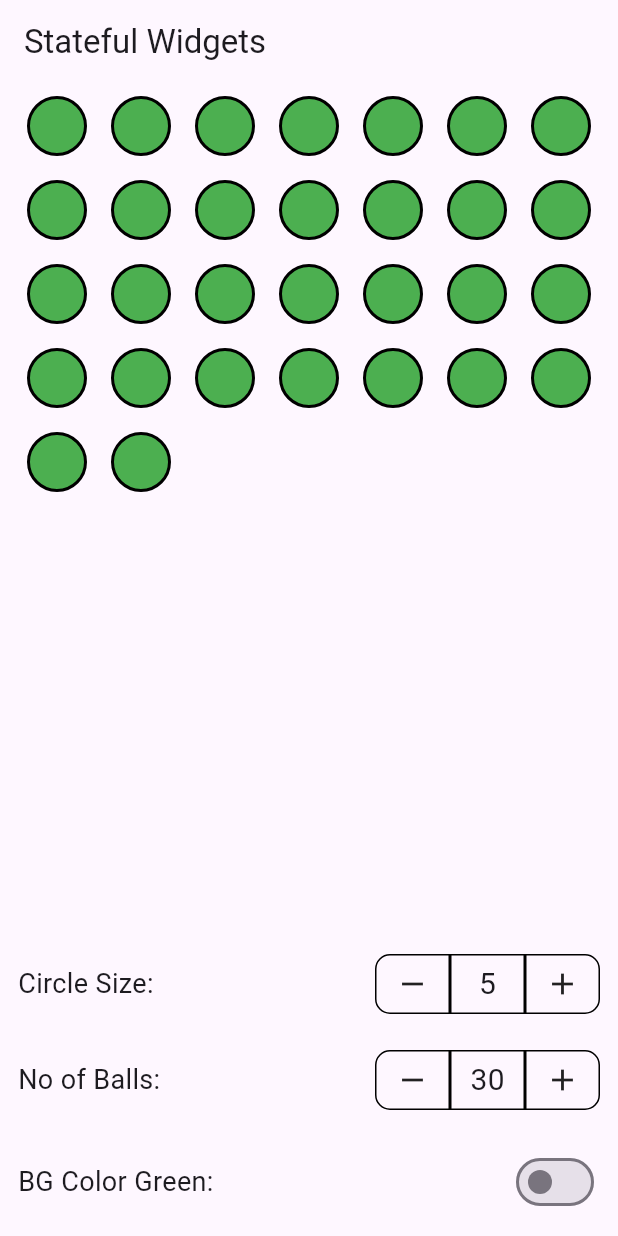
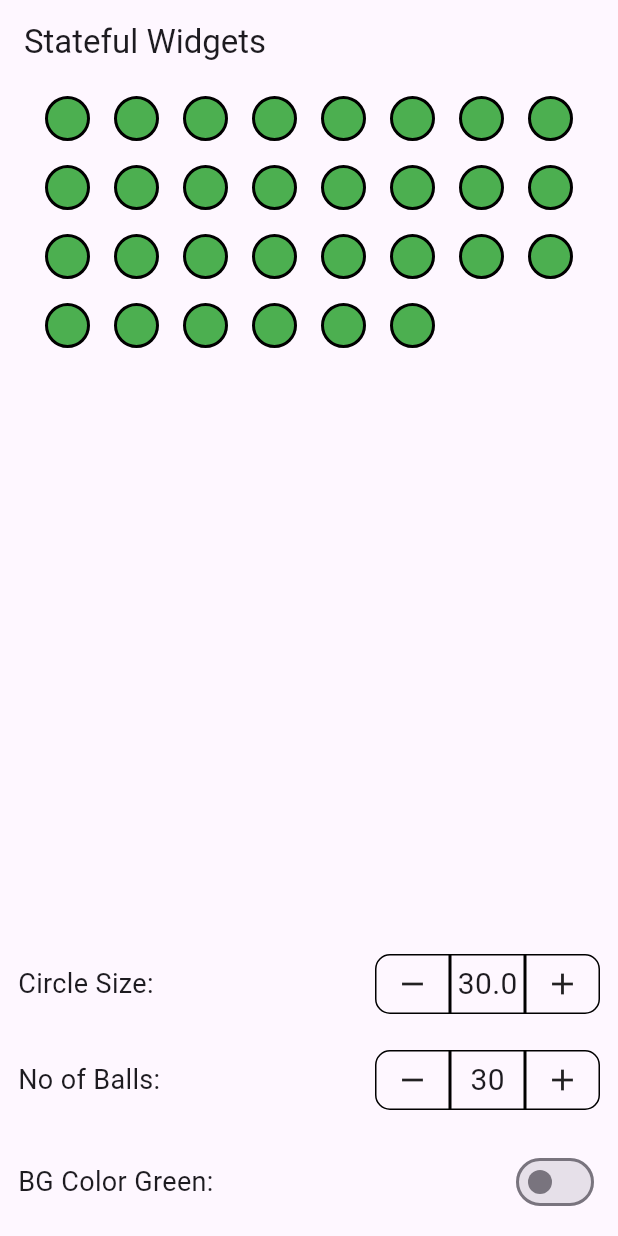
Before and after one commit to arjunQ21/flutter-soch-college, a Flutter app: the screen it shows after launch, after a tap on the "remove" icon, on a phone screen of 412 x 824 dp. Run offline on Flutter 3.47's test engine with Material 3 defaults, Android fonts, the phone set to English and light mode, and no system bars.

Commit message:
Day 9: Added Circle Size Change Logic

```diff
--- a/day9/lib/main.dart
+++ b/day9/lib/main.dart
@@ -20,7 +20,7 @@ class HomePage extends StatefulWidget {
 
 class _HomePageState extends State<HomePage> {
   int noOfBalls = 30;
-  double circleSize = 50;
+  double circleSize = 40;
   bool isBGGreen = true;
   @override
   Widget build(BuildContext context) {
@@ -39,12 +39,12 @@ class _HomePageState extends State<HomePage> {
                   for (int i = 0; i < noOfBalls; i++)
                     Container(
                       margin: EdgeInsets.all(8),
-                      height: 40,
-                      width: 40,
+                      height: circleSize,
+                      width: circleSize,
                       decoration: BoxDecoration(
                         color: Colors.green,
                         border: Border.all(width: 2, color: Colors.black),
-                        borderRadius: BorderRadius.circular(20),
+                        borderRadius: BorderRadius.circular(circleSize / 2),
                       ),
                     ),
                 ],
@@ -64,7 +64,13 @@ class _HomePageState extends State<HomePage> {
                   children: [
                     InkWell(
                       onTap: () {
-                        print("Athio");
+                        if (circleSize == 30) {
+                          ScaffoldMessenger.of(context).showSnackBar(
+                              SnackBar(content: Text("Min is 30.")));
+                          return;
+                        }
+                        circleSize = circleSize - 10;
+                        setState(() {});
                       },
                       child: Container(
                         height: 40,
@@ -91,7 +97,7 @@ class _HomePageState extends State<HomePage> {
                       ),
                       child: Center(
                         child: Text(
-                          "5",
+                          circleSize.toString(),
                           style: TextStyle(
                             fontSize: 20,
                           ),
@@ -100,7 +106,13 @@ class _HomePageState extends State<HomePage> {
                     ),
                     InkWell(
                       onTap: () {
-                        print("Plus athio");
+                        if (circleSize == 300) {
+                          ScaffoldMessenger.of(context).showSnackBar(
+                              SnackBar(content: Text("Max is 300.")));
+                          return;
+                        }
+                        circleSize = circleSize + 10;
+                        setState(() {});
                       },
                       child: Container(
                         height: 40,
@@ -134,8 +146,11 @@ class _HomePageState extends State<HomePage> {
                     InkWell(
                       onTap: () {
                         if (noOfBalls == 0) {
-                          ScaffoldMessenger.of(context).showSnackBar(SnackBar(
-                              content: Text("Cannot reduce more than 0")));
+                          ScaffoldMessenger.of(context).showSnackBar(
+                            SnackBar(
+                              content: Text("Cannot reduce more than 0"),
+                            ),
+                          );
                           return;
                         }
                         noOfBalls = noOfBalls - 1;
@@ -175,7 +190,16 @@ class _HomePageState extends State<HomePage> {
                     ),
                     InkWell(
                       onTap: () {
-                        print("Plus athio");
+                        if (noOfBalls == 100) {
+                          ScaffoldMessenger.of(context).showSnackBar(
+                            SnackBar(
+                              content: Text("Cannot increase more than 100"),
+                            ),
+                          );
+                          return;
+                        }
+                        noOfBalls = noOfBalls + 1;
+                        setState(() {});
                       },
                       child: Container(
                         height: 40,
```
